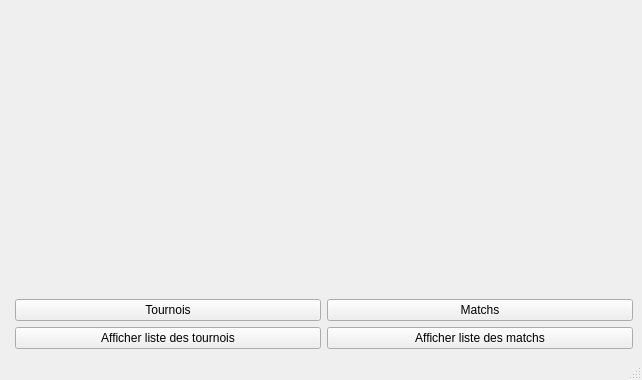
Old version of the form mainwindow.ui in the repository TheRealSumpark/QT_Project.
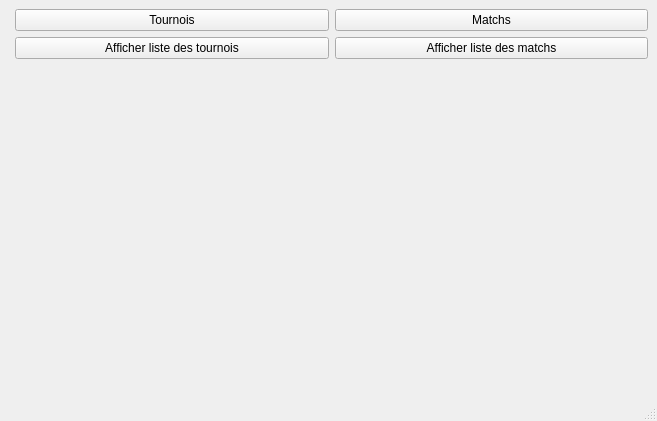
New version of the form.

Patch:
```diff
--- a/mainwindow.ui
+++ b/mainwindow.ui
@@ -6,8 +6,8 @@
    <rect>
     <x>0</x>
     <y>0</y>
-    <width>642</width>
-    <height>380</height>
+    <width>657</width>
+    <height>421</height>
    </rect>
   </property>
   <property name="sizePolicy">
@@ -31,19 +31,6 @@
    </property>
    <layout class="QFormLayout" name="formLayout">
     <item row="1" column="1">
-     <widget class="QLabel" name="Background_Pic">
-      <property name="sizePolicy">
-       <sizepolicy hsizetype="Expanding" vsizetype="Expanding">
-        <horstretch>0</horstretch>
-        <verstretch>0</verstretch>
-       </sizepolicy>
-      </property>
-      <property name="text">
-       <string/>
-      </property>
-     </widget>
-    </item>
-    <item row="2" column="1">
      <layout class="QHBoxLayout" name="horizontalLayout">
       <item>
        <widget class="QPushButton" name="Main_button_tournois">
@@ -61,7 +48,7 @@
       </item>
      </layout>
     </item>
-    <item row="3" column="1">
+    <item row="2" column="1">
      <layout class="QHBoxLayout" name="horizontalLayout_2">
       <item>
        <widget class="QPushButton" name="Main_button_afficher_tournois">
```
Left out of the diff: 2 changed lines with no effect on the pictures.
